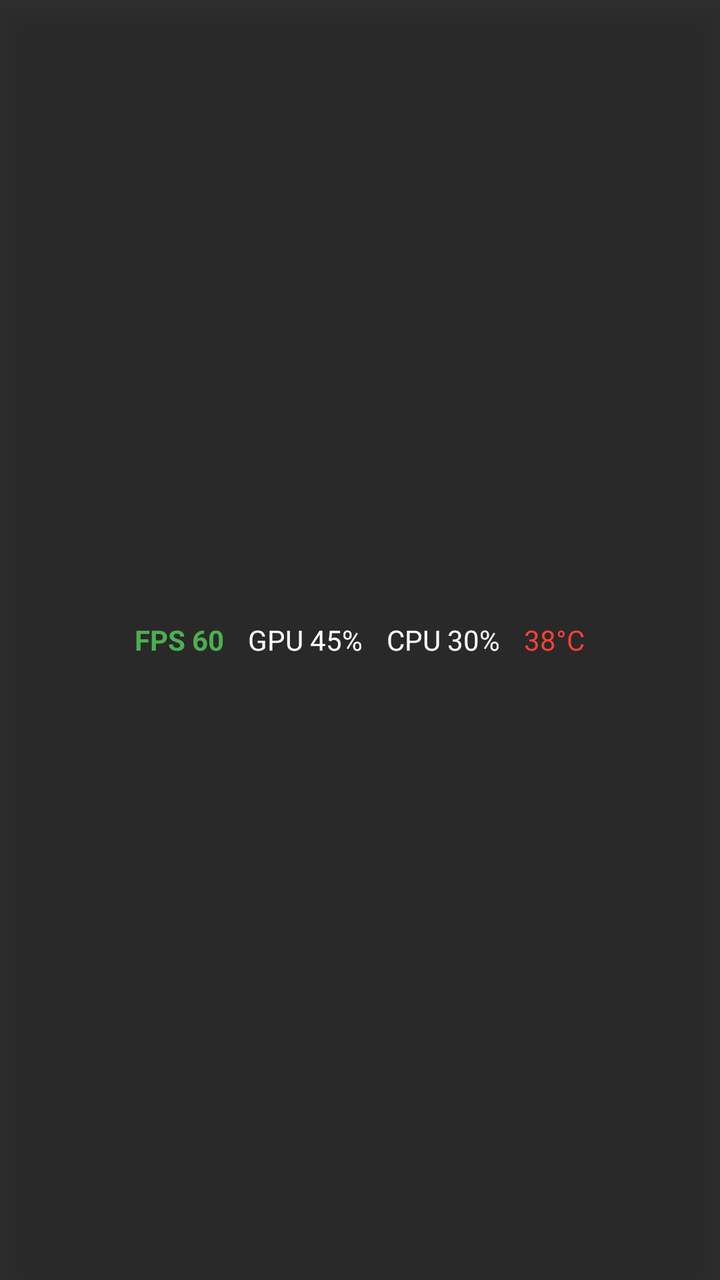
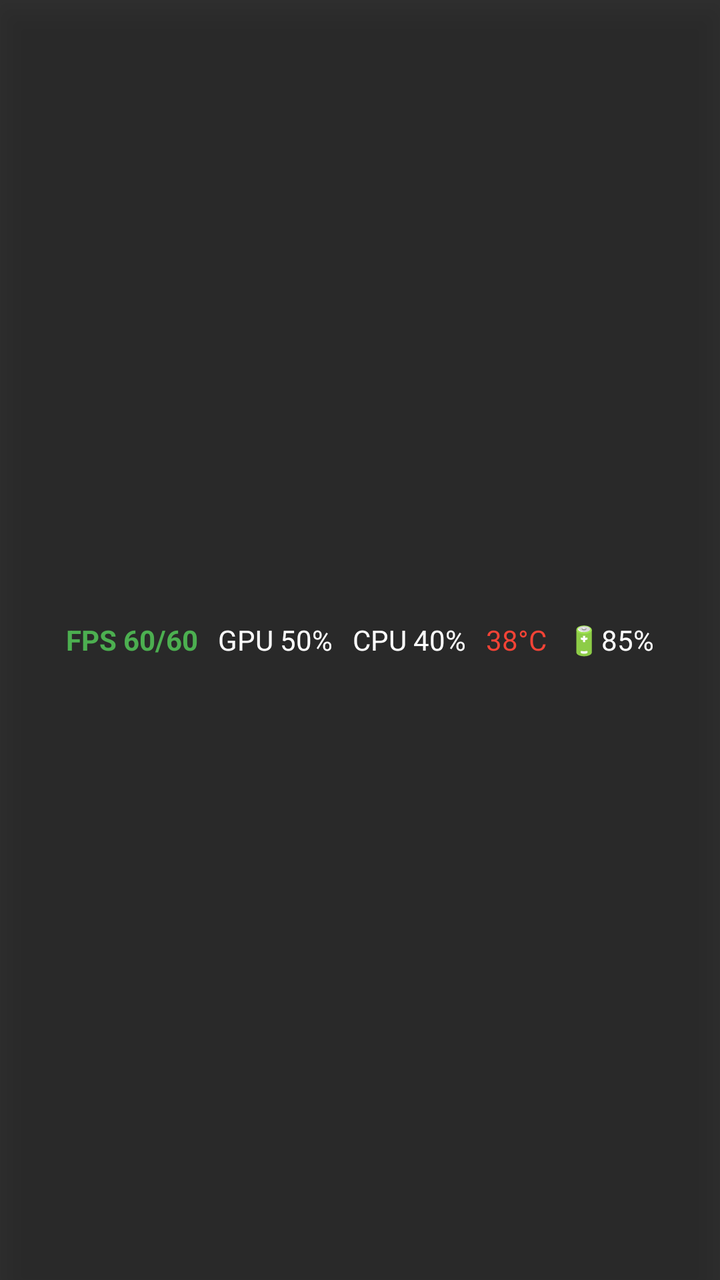

Before-and-after screenshots of an Android layout around one commit, followed by the original layout XML and the change that was made.
<!-- AndroidManifest.xml: application theme Theme.SafetyCore -->
<!-- res/layout/overlay_fps.xml -->
<?xml version="1.0" encoding="utf-8"?>
<LinearLayout xmlns:android="http://schemas.android.com/apk/res/android"
    android:layout_width="wrap_content"
    android:layout_height="wrap_content"
    android:background="#CC000000"
    android:orientation="horizontal"
    android:padding="8dp"
    android:gravity="center"
    android:elevation="10dp">

    <TextView
        android:id="@+id/overlay_fps"
        android:layout_width="wrap_content"
        android:layout_height="wrap_content"
        android:text="FPS 60"
        android:textColor="#4CAF50"
        android:textSize="14sp"
        android:textStyle="bold"
        android:layout_marginEnd="12dp"/>

    <TextView
        android:id="@+id/overlay_gpu"
        android:layout_width="wrap_content"
        android:layout_height="wrap_content"
        android:text="GPU 45%"
        android:textColor="#FFFFFF"
        android:textSize="14sp"
        android:layout_marginEnd="12dp"/>

    <TextView
        android:id="@+id/overlay_cpu"
        android:layout_width="wrap_content"
        android:layout_height="wrap_content"
        android:text="CPU 30%"
        android:textColor="#FFFFFF"
        android:textSize="14sp"
        android:layout_marginEnd="12dp"/>

    <TextView
        android:id="@+id/overlay_temp"
        android:layout_width="wrap_content"
        android:layout_height="wrap_content"
        android:text="38°C"
        android:textColor="#F44336"
        android:textSize="14sp"/>

</LinearLayout>
<!-- resources referenced by this layout -->
<resources>
  <style name="Theme.SafetyCore" parent="Theme.AppCompat.Light.DarkActionBar">
          <item name="colorPrimary">#2196F3</item>
          <item name="colorPrimaryDark">#1976D2</item>
          <item name="colorAccent">#FF4081</item>
      </style>
</resources>

<!-- the commit's change to res/layout/overlay_fps.xml (unified diff, before → after) -->
@@ -4,44 +4,58 @@
     android:layout_height="wrap_content"
     android:background="#CC000000"
     android:orientation="horizontal"
-    android:padding="8dp"
+    android:padding="8dp 12dp"
     android:gravity="center"
     android:elevation="10dp">
 
+    
     <TextView
         android:id="@+id/overlay_fps"
         android:layout_width="wrap_content"
         android:layout_height="wrap_content"
-        android:text="FPS 60"
+        android:text="FPS 60/60"
         android:textColor="#4CAF50"
         android:textSize="14sp"
         android:textStyle="bold"
-        android:layout_marginEnd="12dp"/>
+        android:layout_marginEnd="10dp"/>
 
+    
     <TextView
         android:id="@+id/overlay_gpu"
         android:layout_width="wrap_content"
         android:layout_height="wrap_content"
-        android:text="GPU 45%"
+        android:text="GPU 50%"
         android:textColor="#FFFFFF"
         android:textSize="14sp"
-        android:layout_marginEnd="12dp"/>
+        android:layout_marginEnd="10dp"/>
 
+    
     <TextView
         android:id="@+id/overlay_cpu"
         android:layout_width="wrap_content"
         android:layout_height="wrap_content"
-        android:text="CPU 30%"
+        android:text="CPU 40%"
         android:textColor="#FFFFFF"
         android:textSize="14sp"
-        android:layout_marginEnd="12dp"/>
+        android:layout_marginEnd="10dp"/>
 
+    
     <TextView
         android:id="@+id/overlay_temp"
         android:layout_width="wrap_content"
         android:layout_height="wrap_content"
         android:text="38°C"
         android:textColor="#F44336"
+        android:textSize="14sp"
+        android:layout_marginEnd="10dp"/>
+
+    
+    <TextView
+        android:id="@+id/overlay_battery"
+        android:layout_width="wrap_content"
+        android:layout_height="wrap_content"
+        android:text="🔋85%"
+        android:textColor="#FFFFFF"
         android:textSize="14sp"/>
 
 </LinearLayout>
